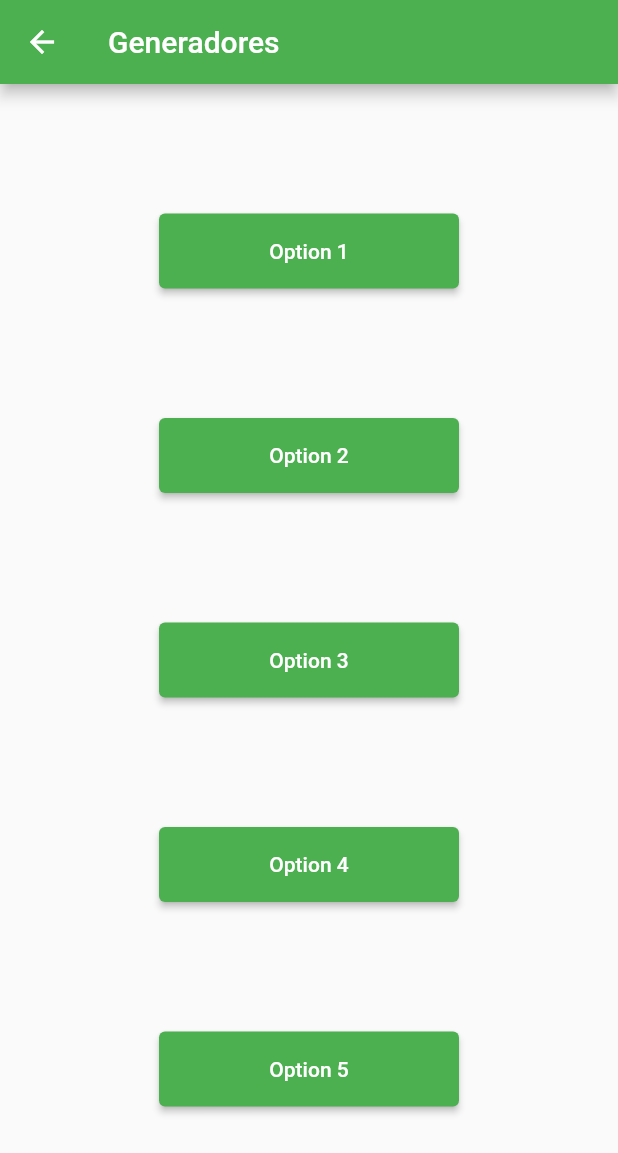
After one commit to Fleesin/random_generator, a Flutter app: the statistics screen opened directly, on a phone screen of 412 x 824 dp. The commit adds this screen. Shown: the top 1153 px of the screen. Run offline on Flutter 3.47's test engine with Material 2 defaults, Android fonts, the phone set to English and light mode, and no system bars; missing offline and left inert: excel.

Commit message:
statistics adds

```diff
--- /dev/null
+++ b/lib/statistics.dart
@@ -0,0 +1,103 @@
+import 'package:flutter/material.dart';
+import 'variables.dart';
+
+// ignore: must_be_immutable, camel_case_types
+class statistics extends StatelessWidget {
+  int option = 0;
+  statistics({super.key});
+  @override
+  Widget build(BuildContext context) {
+    return Scaffold(
+      appBar: AppBar(
+        title: const Text('Generadores'),
+      ),
+      body: Center(
+        child: Column(
+          mainAxisAlignment: MainAxisAlignment.spaceEvenly,
+          children: <Widget>[
+            ElevatedButton(
+              onPressed: () {
+                option = 1;
+                Navigator.push(
+                context,
+                MaterialPageRoute(builder: (context) => variables(option, option:option)), // Navegar a la nueva pantalla
+              );// Aquí va el código que se ejecuta cuando se presiona el primer botón
+              },
+              style: ElevatedButton.styleFrom(
+                fixedSize: const Size(200, 50), // Establecer el tamaño del botón
+              ),
+              child: const Text(
+                'Option 1',
+                textAlign: TextAlign.center,
+              ),
+            ),
+            ElevatedButton(
+              onPressed: () {
+                option = 2;
+                Navigator.push(
+                context,
+                MaterialPageRoute(builder: (context) => variables(option, option:option)), // Navegar a la nueva pantalla
+              );
+              },
+              style: ElevatedButton.styleFrom(
+                fixedSize: const Size(200, 50), // Establecer el tamaño del botón
+              ),
+              child: const Text(
+                'Option 2',
+                textAlign: TextAlign.center,
+              ),
+            ),
+            ElevatedButton(
+              onPressed: () {
+                option = 3;
+                Navigator.push(
+                context,
+                MaterialPageRoute(builder: (context) => variables(option, option:option)), // Navegar a la nueva pantalla
+              );
+              },
+              style: ElevatedButton.styleFrom(
+                fixedSize: const Size(200, 50), // Establecer el tamaño del botón
+              ),
+              child: const Text(
+                'Option 3',
+                textAlign: TextAlign.center,
+              ),
+            ),
+            ElevatedButton(
+              onPressed: () {
+                  option = 4;
+                  Navigator.push(
+                  context,
+                  MaterialPageRoute(builder: (context) => variables(option, option:option)), // Navegar a la nueva pantalla
+                );
+              },
+              style: ElevatedButton.styleFrom(
+                fixedSize: const Size(200, 50), // Establecer el tamaño del botón
+              ),
+              child: const Text(
+                'Option 4',
+                textAlign: TextAlign.center,
+              ),
+            ),
+            ElevatedButton(
+              onPressed: () {
+                  option = 5;
+                  Navigator.push(
+                  context,
+                  MaterialPageRoute(builder: (context) => variables(option, option:option)), // Navegar a la nueva pantalla
+                );
+              },
+              style: ElevatedButton.styleFrom(
+                fixedSize: const Size(200, 50), // Establecer el tamaño del botón
+              ),
+              child: const Text(
+                'Option 5',
+                textAlign: TextAlign.center,
+              ),
+            ),
+          ],
+        ),
+      ),
+    );
+  }
+}
```
Also changed, not shown: lib/index.dart (added, +122 -0 lines), lib/main.dart (+7 -71 lines), pubspec.yaml (+7 -0 lines), pubspec.lock.
